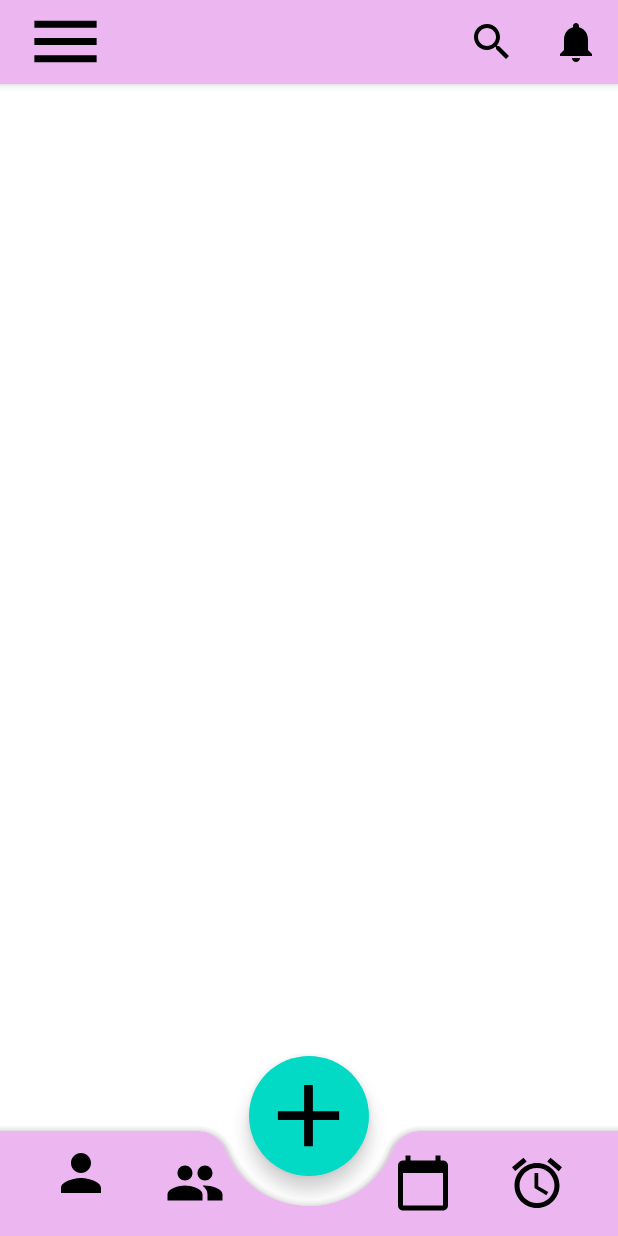
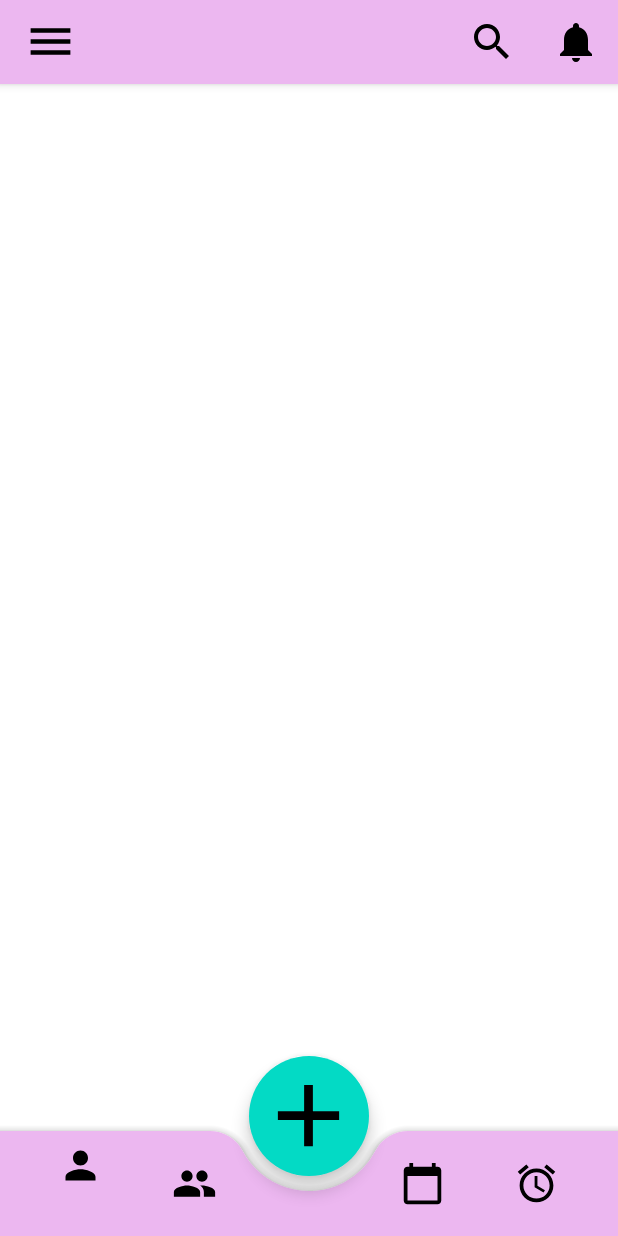
Before and after one commit to tayduasieucuong/DoAn_AndroidStudio, an Android app: the Taskmangerment screen opened directly, with no data from a screen before it, on a phone screen of 412 x 824 dp. Run offline under Robolectric (Android 15) with nearby library versions, the phone set to English and light mode, and no system bars.

Commit message:
updatel2

```diff
--- a/app/src/main/res/drawable/ic__group_24.xml
+++ b/app/src/main/res/drawable/ic__group_24.xml
@@ -1,6 +1,6 @@
 <vector xmlns:android="http://schemas.android.com/apk/res/android"
-    android:width="24dp"
-    android:height="24dp"
+    android:width="30dp"
+    android:height="30dp"
     android:viewportWidth="24"
     android:viewportHeight="24"
     android:tint="?attr/colorControlNormal">
--- a/app/src/main/res/drawable/ic_menu.xml
+++ b/app/src/main/res/drawable/ic_menu.xml
@@ -1,5 +1,5 @@
-<vector android:height="55dp" android:tint="@color/black"
+<vector android:height="35dp" android:tint="@color/black"
     android:viewportHeight="24" android:viewportWidth="24"
-    android:width="55dp" xmlns:android="http://schemas.android.com/apk/res/android">
+    android:width="35dp" xmlns:android="http://schemas.android.com/apk/res/android">
     <path android:fillColor="@android:color/black" android:pathData="M3,18h18v-2L3,16v2zM3,13h18v-2L3,11v2zM3,6v2h18L21,6L3,6z"/>
 </vector>
--- a/app/src/main/res/layout/activity_taskmangerment.xml
+++ b/app/src/main/res/layout/activity_taskmangerment.xml
@@ -5,15 +5,15 @@
     xmlns:tools="http://schemas.android.com/tools"
     android:layout_width="match_parent"
     android:layout_height="match_parent"
-    tools:context=".TaskManagement">
+    tools:context=".Taskmangerment">
 
     <com.google.android.material.bottomappbar.BottomAppBar
         android:layout_width="match_parent"
         android:layout_height="70dp"
         android:id="@+id/bottomAppBar"
-        app:fabCradleMargin="20dp"
+        app:fabCradleMargin="10dp"
         app:fabCradleVerticalOffset="10dp"
-        app:fabCradleRoundedCornerRadius="20dp"
+        app:fabCradleRoundedCornerRadius="25dp"
         android:backgroundTint="@color/primaryy"
         android:layout_gravity="bottom">
         <com.google.android.material.bottomnavigation.BottomNavigationView
@@ -21,7 +21,7 @@
             android:layout_height="match_parent"
             android:id="@+id/bottom_navigation"
             app:menu="@menu/bottom_menu"
-            app:itemIconSize="40dp"
+            app:itemIconSize="30dp"
             app:itemIconTint="@color/black"
             android:layout_marginEnd="16dp"
             android:background="@android:color/transparent"
--- a/app/src/main/res/menu/bottom_menu.xml
+++ b/app/src/main/res/menu/bottom_menu.xml
@@ -12,7 +12,7 @@
         />
     <item
         android:id="@+id/placeholder"
-        android:title=" "/>
+        android:title="   "/>
     <item
         android:id="@+id/calendar"
         android:enabled="true"
```
Also changed, not shown: 2 other files.
